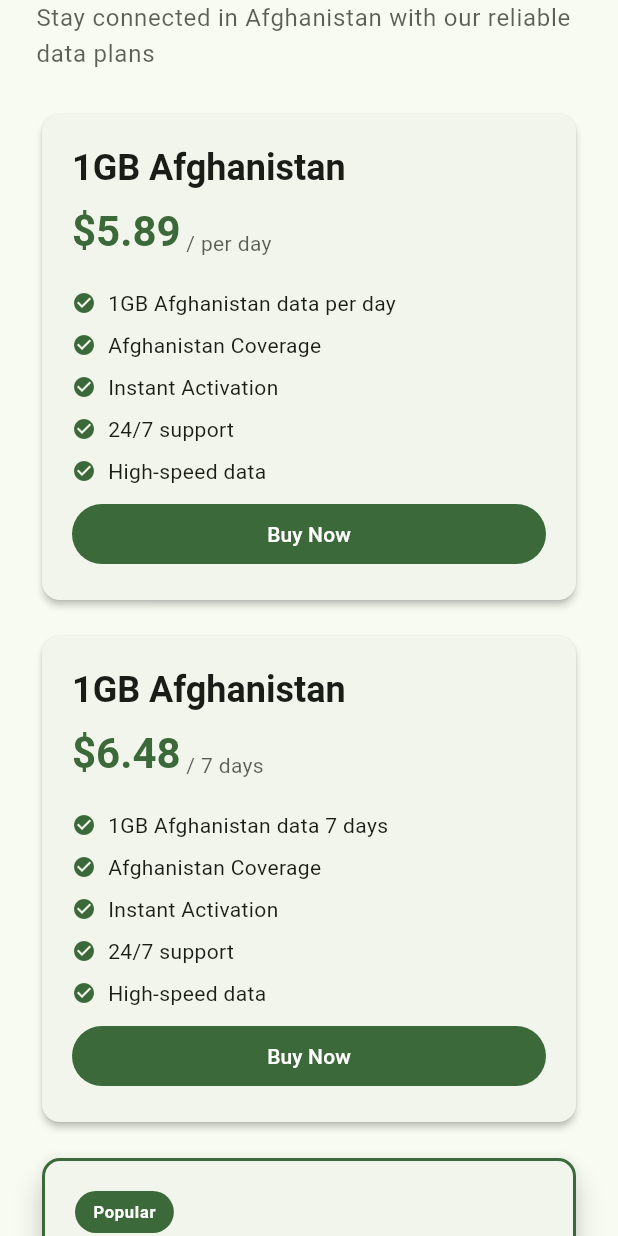
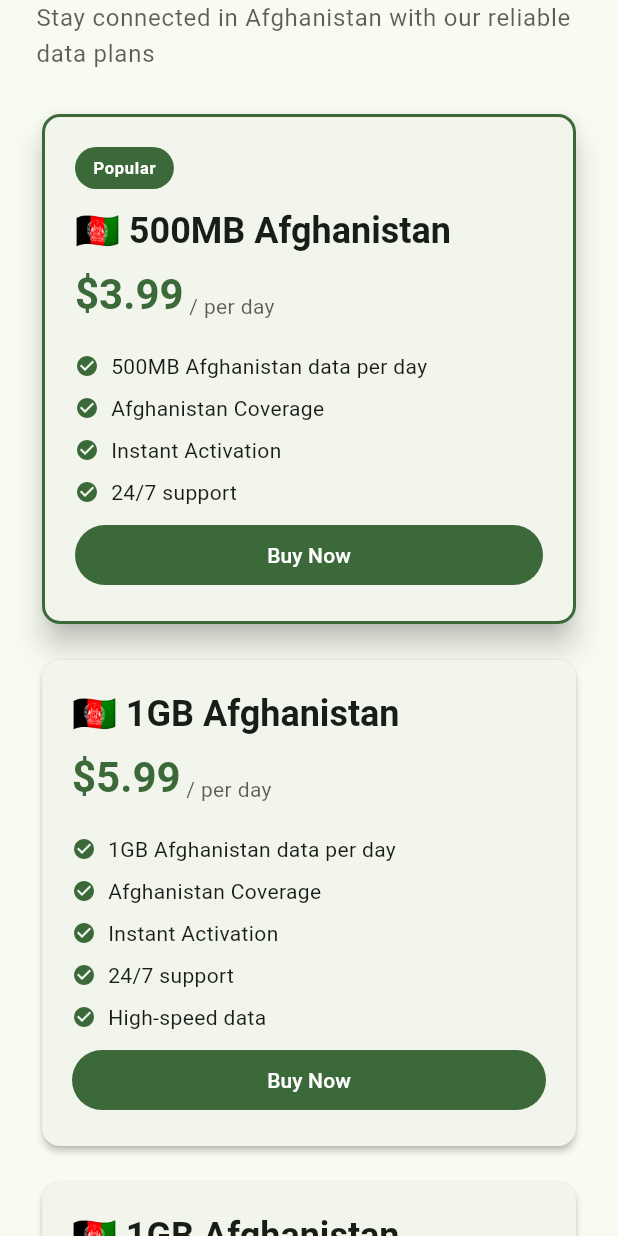
Before and after one commit to hafizullah/asim-platform, a Flutter app: the screen it shows after launch, scrolled down 576 dp, on a phone screen of 412 x 824 dp. Run offline on Flutter 3.47's test engine with Material 3 defaults, Android fonts, the phone set to English and light mode, and no system bars; our stand-ins replace webview_flutter.

Commit message:
feat: Update eSIM plan logic and enhance landing page with additional sections for other countries

```diff
--- a/lib/core/models/esim_plan.dart
+++ b/lib/core/models/esim_plan.dart
@@ -51,7 +51,7 @@ class EsimPlan {
 
   // Check if this plan is popular (example logic)
   bool get isPopular {
-    return name.contains('5GB 30Days') || name.contains('3GB 30Days');
+    return name.contains('500MB/Day') || name.contains('5GB 30Days') || name.contains('3GB 30Days');
   }
 
   factory EsimPlan.fromCsv(String csvRow) {
@@ -60,11 +60,20 @@ class EsimPlan {
       throw ArgumentError('Invalid CSV row: $csvRow');
     }
 
+    // Use the 5th column (index 4) for the latest retail price if available,
+    // otherwise fall back to the 4th column (index 3)
+    double retailPrice;
+    if (fields.length > 4 && fields[4].isNotEmpty) {
+      retailPrice = double.parse(fields[4]);
+    } else {
+      retailPrice = double.parse(fields[3]);
+    }
+
     return EsimPlan(
       name: fields[0].replaceAll('"', '').trim(),
       slug: fields[1].trim(),
       costUsd: double.parse(fields[2]),
-      retailUsd: double.parse(fields[3]),
+      retailUsd: retailPrice,
       directLink: fields[5].replaceAll('"', '').trim(),
       shopLink: fields[6].replaceAll('"', '').trim(),
     );
--- a/lib/core/services/esim_plan_service.dart
+++ b/lib/core/services/esim_plan_service.dart
@@ -54,31 +54,39 @@ class EsimPlanService {
     }
   }
 
-  /// Get featured Afghanistan plans (top 3-4 most popular)
+  /// Get featured Afghanistan plans (top 4-5 most popular)
   static Future<List<EsimPlan>> getFeaturedAfghanistanPlans() async {
     final allPlans = await getAfghanistanPlans();
     print('DEBUG: getFeaturedAfghanistanPlans called, found ${allPlans.length} plans');
 
-    // Select a good mix of plans for display
+    // Select a good mix of plans for display, starting with 500MB daily plan
     final featured = <EsimPlan>[];
+
+    // First, add the 500MB daily plan at the top (most affordable option)
+    for (final plan in allPlans) {
+      if (plan.name.contains('500MB/Day') && featured.length < 5) {
+        featured.add(plan);
+        break;
+      }
+    }
 
     // Add some variety: daily, weekly, and monthly plans
     for (final plan in allPlans) {
-      if (plan.name.contains('1GB 7Days') && featured.length < 4) {
+      if (plan.name.contains('1GB 7Days') && featured.length < 5) {
         featured.add(plan);
-      } else if (plan.name.contains('3GB 30Days') && featured.length < 4) {
+      } else if (plan.name.contains('3GB 30Days') && featured.length < 5) {
         featured.add(plan);
-      } else if (plan.name.contains('5GB 30Days') && featured.length < 4) {
+      } else if (plan.name.contains('5GB 30Days') && featured.length < 5) {
         featured.add(plan);
-      } else if (plan.name.contains('1GB/Day') && featured.length < 4) {
+      } else if (plan.name.contains('1GB/Day') && featured.length < 5) {
         featured.add(plan);
       }
     }
 
     // If we don't have enough, add more plans
-    if (featured.length < 3) {
+    if (featured.length < 4) {
       for (final plan in allPlans) {
-        if (!featured.contains(plan) && featured.length < 4) {
+        if (!featured.contains(plan) && featured.length < 5) {
           featured.add(plan);
         }
       }
--- a/lib/screens/landing_page.dart
+++ b/lib/screens/landing_page.dart
@@ -32,7 +32,8 @@ class _LandingPageState extends State<LandingPage> {
       EsimPlanService.clearCache();
       print('DEBUG: Cache cleared, loading fresh plans...');
 
-      final plans = await EsimPlanService.getFeaturedAfghanistanPlans();
+      // Load ALL Afghanistan plans instead of just featured ones
+      final plans = await EsimPlanService.getAfghanistanPlans();
       print('DEBUG: Loaded ${plans.length} plans in landing page');
 
       if (mounted) {
@@ -102,6 +103,7 @@ class _LandingPageState extends State<LandingPage> {
             _buildCupertinoPlansSection(context, localization),
             _buildCupertinoFeaturesSection(context, localization),
             _buildCupertinoContactSection(context, localization),
+            _buildCupertinoOtherCountriesSection(context, localization),
           ],
         ),
       ),
@@ -173,6 +175,7 @@ class _LandingPageState extends State<LandingPage> {
           _buildMaterialPlansSection(context, localization),
           _buildMaterialFeaturesSection(context, localization),
           _buildMaterialContactSection(context, localization),
+          _buildMaterialOtherCountriesSection(context, localization),
         ],
       ),
     );
@@ -228,7 +231,7 @@ class _LandingPageState extends State<LandingPage> {
                   ),
                 if (plan.isPopular) const SizedBox(height: 12),
                 Text(
-                  '${plan.dataAmount} Afghanistan',
+                  '🇦🇫 ${plan.dataAmount} Afghanistan',
                   style: theme.textTheme.headlineSmall?.copyWith(
                     fontWeight: FontWeight.bold,
                   ),
@@ -435,7 +438,7 @@ class _LandingPageState extends State<LandingPage> {
             ),
             const SizedBox(height: 24),
             Text(
-              localization.stayConnectedAfghanistan,
+              '🇦🇫 Stay Connected in Afghanistan',
               style: const TextStyle(
                 fontSize: 28,
                 fontWeight: FontWeight.bold,
@@ -657,7 +660,7 @@ class _LandingPageState extends State<LandingPage> {
             ),
             const SizedBox(height: 24),
             Text(
-              localization.stayConnectedAfghanistan,
+              '🇦🇫 Stay Connected in Afghanistan',
               style: theme.textTheme.headlineMedium?.copyWith(
                 fontWeight: FontWeight.bold,
                 color: colorScheme.onPrimaryContainer,
@@ -900,7 +903,7 @@ class _LandingPageState extends State<LandingPage> {
                 ),
               if (plan.isPopular) const SizedBox(height: 12),
               Text(
-                '${plan.dataAmount} Afghanistan',
+                '🇦🇫 ${plan.dataAmount} Afghanistan',
                 style: const TextStyle(
                   fontSize: 20,
                   fontWeight: FontWeight.bold,
@@ -1008,4 +1011,105 @@ class _LandingPageState extends State<LandingPage> {
       ],
     );
   }
+
+  Widget _buildMaterialOtherCountriesSection(BuildContext context, AppLocalizations localization) {
+    final theme = Theme.of(context);
+    final colorScheme = theme.colorScheme;
+
+    return SliverToBoxAdapter(
+      child: Container(
+        margin: const EdgeInsets.symmetric(horizontal: 24, vertical: 8),
+        padding: const EdgeInsets.all(24),
+        decoration: BoxDecoration(
+          color: colorScheme.surfaceVariant,
+          borderRadius: BorderRadius.circular(16),
+        ),
+        child: Column(
+          children: [
+            Icon(
+              Icons.public,
+              size: 48,
+              color: colorScheme.primary,
+            ),
+            const SizedBox(height: 16),
+            Text(
+              'Need eSIM for Other Countries? 🌍',
+              style: theme.textTheme.headlineSmall?.copyWith(
+                fontWeight: FontWeight.bold,
+              ),
+              textAlign: TextAlign.center,
+            ),
+            const SizedBox(height: 16),
+            Text(
+              'We offer eSIM plans for 180+ countries and regions worldwide. Find the perfect plan for your destination.',
+              style: theme.textTheme.bodyLarge?.copyWith(
+                color: colorScheme.onSurface.withOpacity(0.7),
+              ),
+              textAlign: TextAlign.center,
+            ),
+            const SizedBox(height: 24),
+            SizedBox(
+              width: double.infinity,
+              child: FilledButton.icon(
+                onPressed: () => _launchURL('https://asim.esimqr.link/'),
+                icon: const Icon(Icons.explore),
+                label: const Text('Browse All Countries'),
+                style: FilledButton.styleFrom(
+                  padding: const EdgeInsets.symmetric(horizontal: 32, vertical: 16),
+                ),
+              ),
+            ),
+          ],
+        ),
+      ),
+    );
+  }
+
+  Widget _buildCupertinoOtherCountriesSection(BuildContext context, AppLocalizations localization) {
+    return SliverToBoxAdapter(
+      child: Container(
+        margin: const EdgeInsets.symmetric(horizontal: 24, vertical: 8),
+        padding: const EdgeInsets.all(24),
+        decoration: BoxDecoration(
+          color: CupertinoColors.systemGroupedBackground.resolveFrom(context),
+          borderRadius: BorderRadius.circular(16),
+        ),
+        child: Column(
+          children: [
+            const Icon(
+              CupertinoIcons.globe,
+              size: 48,
+              color: Color(0xFF2E7D32),
+            ),
+            const SizedBox(height: 16),
+            const Text(
+              'Need eSIM for Other Countries? 🌍',
+              style: TextStyle(
+                fontSize: 20,
+                fontWeight: FontWeight.bold,
+              ),
+              textAlign: TextAlign.center,
+            ),
+            const SizedBox(height: 16),
+            Text(
+              'We offer eSIM plans for 180+ countries and regions worldwide. Find the perfect plan for your destination.',
+              style: TextStyle(
+                fontSize: 16,
+                color: CupertinoColors.secondaryLabel.resolveFrom(context),
+              ),
+              textAlign: TextAlign.center,
+            ),
+            const SizedBox(height: 24),
+            SizedBox(
+              width: double.infinity,
+              child: CupertinoButton.filled(
+                onPressed: () => _launchURL('https://asim.esimqr.link/'),
+                child: const Text('Browse All Countries'),
+              ),
+            ),
+          ],
+        ),
+      ),
+    );
+  }
 }
```
